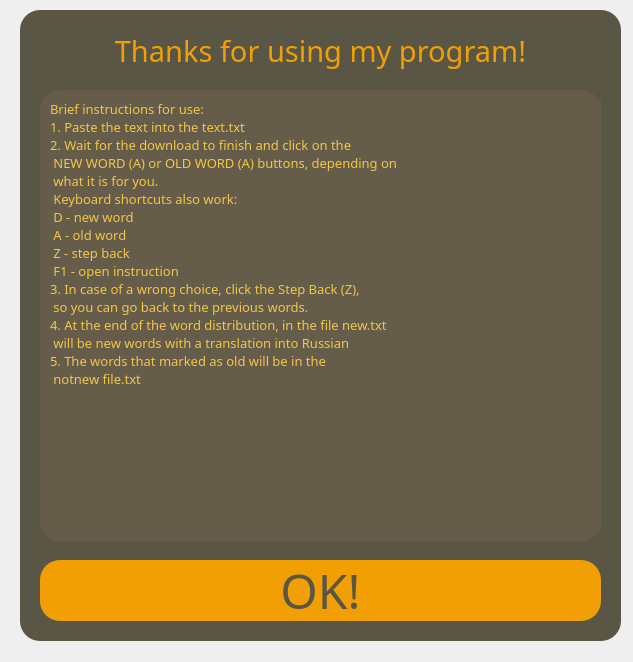
The window that manual.ui (Tim-977/EngFilter-V2.6) describes before a commit, drawn with Qt 5.
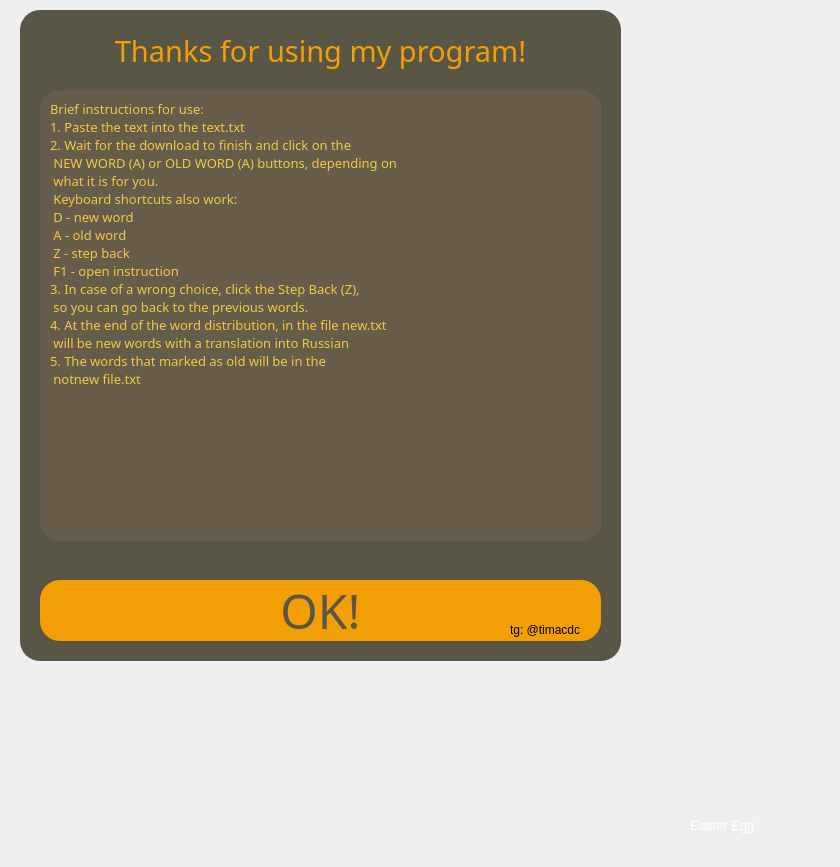
The same window after the commit. Icons and pictures are not drawn.

Commit message: Remade gesign Added easter egg

```diff
--- a/manual.ui
+++ b/manual.ui
@@ -6,8 +6,8 @@
    <rect>
     <x>0</x>
     <y>0</y>
-    <width>633</width>
-    <height>662</height>
+    <width>840</width>
+    <height>867</height>
    </rect>
   </property>
   <property name="windowTitle">
@@ -46,7 +46,7 @@
      <x>20</x>
      <y>10</y>
      <width>601</width>
-     <height>631</height>
+     <height>651</height>
     </rect>
    </property>
    <property name="styleSheet">
@@ -65,7 +65,7 @@
     <property name="geometry">
      <rect>
       <x>20</x>
-      <y>550</y>
+      <y>570</y>
       <width>561</width>
       <height>61</height>
      </rect>
@@ -167,9 +167,64 @@
     </property>
    </widget>
   </widget>
+  <widget class="QLabel" name="label">
+   <property name="geometry">
+    <rect>
+     <x>510</x>
+     <y>620</y>
+     <width>81</width>
+     <height>20</height>
+    </rect>
+   </property>
+   <property name="text">
+    <string>tg: @timacdc</string>
+   </property>
+  </widget>
+  <widget class="QLabel" name="label_2">
+   <property name="geometry">
+    <rect>
+     <x>630</x>
+     <y>660</y>
+     <width>201</width>
+     <height>201</height>
+    </rect>
+   </property>
+   <property name="text">
+    <string/>
+   </property>
+   <property name="pixmap">
+    <pixmap>Pics/snapback2.jpg</pixmap>
+   </property>
+  </widget>
+  <widget class="QLabel" name="label_4">
+   <property name="geometry">
+    <rect>
+     <x>690</x>
+     <y>815</y>
+     <width>91</width>
+     <height>21</height>
+    </rect>
+   </property>
+   <property name="font">
+    <font>
+     <pointsize>10</pointsize>
+    </font>
+   </property>
+   <property name="styleSheet">
+    <string notr="true">QLabel{
+	color: white;
+}</string>
+   </property>
+   <property name="text">
+    <string>Easter Egg</string>
+   </property>
+  </widget>
   <zorder>frame</zorder>
   <zorder>frame_2</zorder>
   <zorder>label_1</zorder>
+  <zorder>label</zorder>
+  <zorder>label_2</zorder>
+  <zorder>label_4</zorder>
  </widget>
  <resources/>
  <connections/>
```
Left out of the diff: 4 changed lines with no effect on the pictures. The commit also changes 10 other files.
